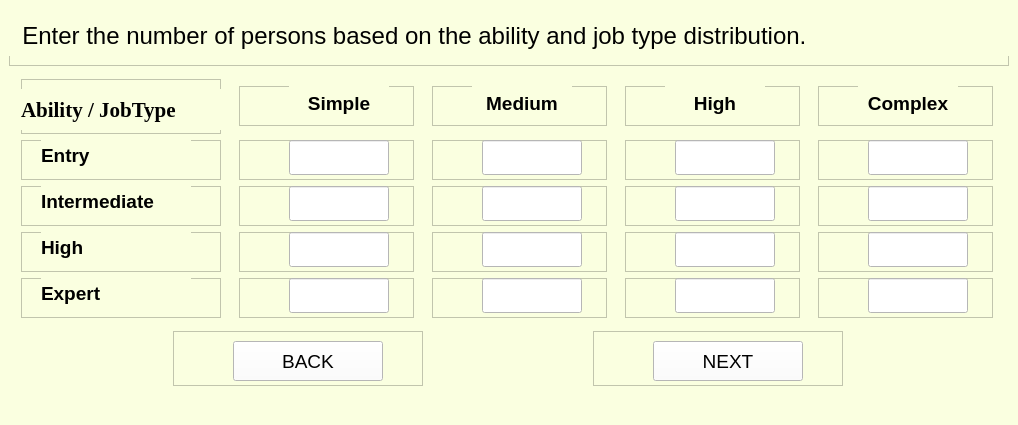
Above: ui_files/ability_jobType_screen.ui from Ris-code/institutional_benchmarking_model before the change. Below: the same form after it.
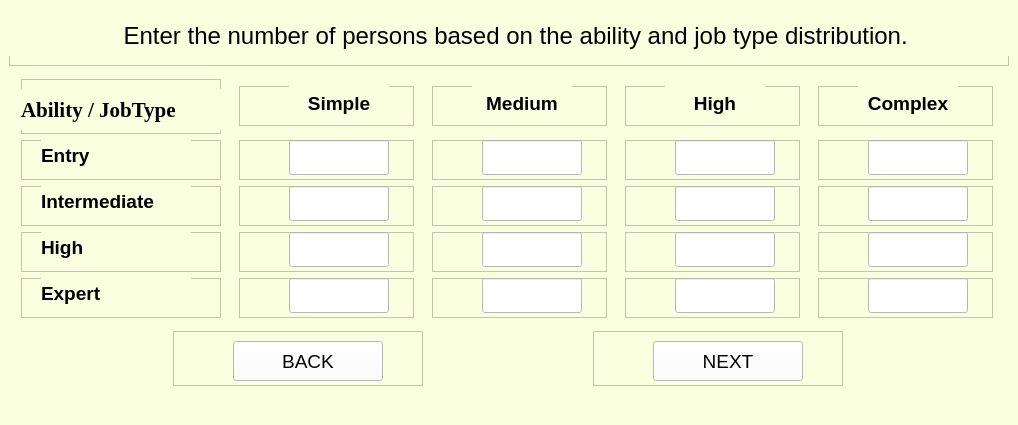
That is the form after the change.

```diff
--- a/ui_files/ability_jobType_screen.ui
+++ b/ui_files/ability_jobType_screen.ui
@@ -75,7 +75,7 @@
         <string>  Enter the number of persons based on the ability and job type distribution.</string>
        </property>
        <property name="alignment">
-        <set>Qt::AlignLeading|Qt::AlignLeft|Qt::AlignVCenter</set>
+        <set>Qt::AlignCenter</set>
        </property>
        <property name="wordWrap">
         <bool>false</bool>
```
